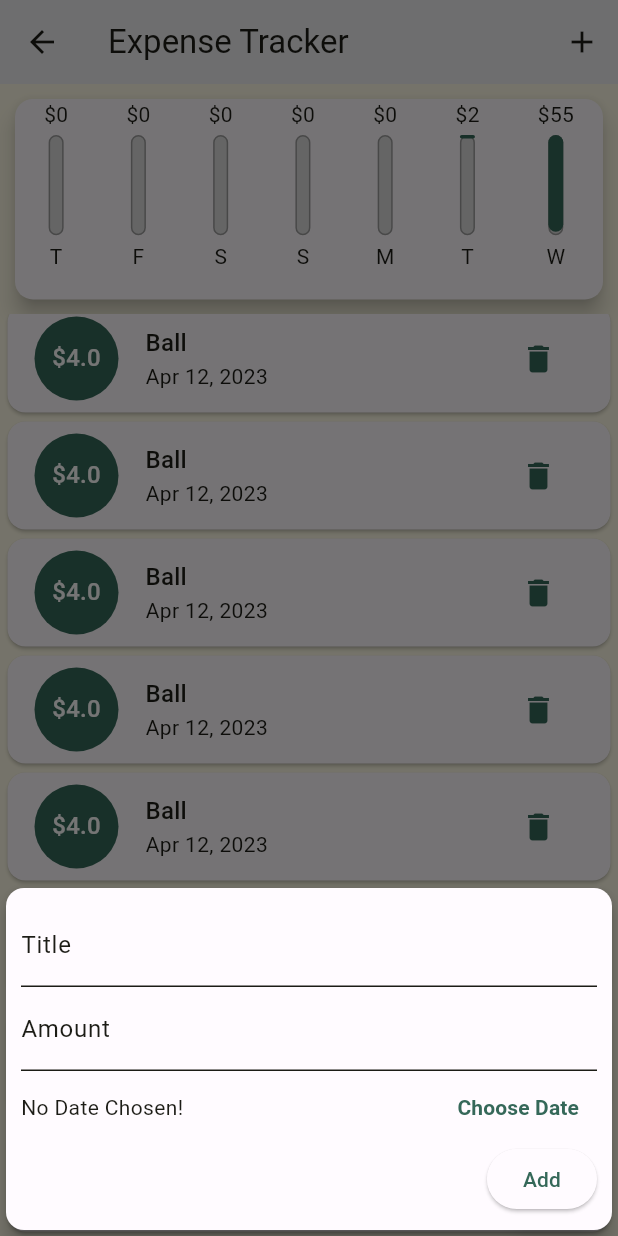
After one commit to sibanjar/flutter-3-learn, a Flutter app: the ExpenseTracker screen opened directly, scrolled down 576 dp, after a tap on the "delete" icon, after a tap on the "add" icon, on a phone screen of 412 x 824 dp. The commit adds this screen. Run offline on Flutter 3.47's test engine with Material 2 defaults, Android fonts, the phone set to English and light mode, and no system bars; our stand-ins replace material_color_utilities, rxdart, sqflite, url_launcher_web; accounts and stored records are empty.

Commit message:
add expense tracker

```diff
--- /dev/null
+++ b/lib/screens/expense_tracker/expense_tracker.dart
@@ -0,0 +1,141 @@
+import 'dart:io';
+import 'dart:math';
+import 'package:flutter/material.dart';
+import 'package:flutter/services.dart';
+import 'package:flutter_learn_377/screens/expense_tracker/widgets/chart.dart';
+import 'package:flutter_learn_377/screens/expense_tracker/widgets/new_transaction.dart';
+import 'package:flutter_learn_377/screens/expense_tracker/widgets/transaction_list.dart';
+import 'models/transaction.dart';
+import 'package:flutter/cupertino.dart';
+
+class ExpenseTracker extends StatefulWidget {
+  const ExpenseTracker({Key? key}) : super(key: key);
+
+  @override
+  State<ExpenseTracker> createState() => _ExpenseTrackerState();
+}
+
+class _ExpenseTrackerState extends State<ExpenseTracker> {
+  final List<Transaction> _userTransactions = [
+    Transaction(id: 't1', title: 'New shoes', amount: 2.00, date: DateTime.now().subtract(const Duration(days: 1))),
+    Transaction(id: 't2', title: 'Apple', amount: 3.00, date: DateTime.now()),
+    Transaction(id: 't3', title: 'Ball', amount: 4.00, date: DateTime.now()),
+    Transaction(id: 't4', title: 'Ball', amount: 4.00, date: DateTime.now()),
+    Transaction(id: 't5', title: 'Ball', amount: 4.00, date: DateTime.now()),
+    Transaction(id: 't6', title: 'Ball', amount: 4.00, date: DateTime.now()),
+    Transaction(id: 't7', title: 'Ball', amount: 4.00, date: DateTime.now()),
+    Transaction(id: 't8', title: 'Ball', amount: 4.00, date: DateTime.now()),
+    Transaction(id: 't9', title: 'Ball', amount: 4.00, date: DateTime.now()),
+    Transaction(id: 't10', title: 'Ball', amount: 4.00, date: DateTime.now()),
+    Transaction(id: 't11', title: 'Ball', amount: 4.00, date: DateTime.now()),
+    Transaction(id: 't12', title: 'Ball', amount: 4.00, date: DateTime.now()),
+    Transaction(id: 't13', title: 'Ball', amount: 4.00, date: DateTime.now()),
+    Transaction(id: 't14', title: 'Ball', amount: 4.00, date: DateTime.now()),
+    Transaction(id: 't15', title: 'Ball', amount: 4.00, date: DateTime.now()),
+    Transaction(id: 't16', title: 'Ball', amount: 4.00, date: DateTime.now()),
+  ];
+
+  Iterable<Transaction> get _recentTransactions {
+    return _userTransactions.where((tx) {
+      return tx.date.isAfter(
+          DateTime.now().subtract(
+              const Duration(days: 7),
+          ),
+      );
+    });
+  }
+
+  void _addNewTransaction(String title, double amount,DateTime date){
+    final newTransaction = Transaction(
+        id: Random.secure().toString(),
+        title: title,
+        amount: amount,
+        date: date);
+    setState(() {
+      _userTransactions.add(newTransaction);
+    });
+  }
+
+  startAddNewTransaction(BuildContext ctx){
+    showModalBottomSheet(
+      backgroundColor: Colors.transparent,
+        context: ctx,
+        builder: (bCtx){
+          return GestureDetector(
+              onTap: (){},
+              behavior: HitTestBehavior.opaque,
+              child: NewTransaction(_addNewTransaction));
+        }
+    );
+  }
+
+  void _deleteTransaction(String id){
+    setState(() {
+      _userTransactions.removeWhere((element){
+        return element.id == id;
+      });
+    });
+  }
+
+  @override
+  Widget build(BuildContext context) {
+    var isPortrait = MediaQuery.of(context).orientation == Orientation.portrait;
+    final iosAppBar = CupertinoNavigationBar(
+      middle: const Text('Expense Tracker'),
+      trailing: Row(
+        mainAxisSize: MainAxisSize.min,
+        children: <Widget>[
+          GestureDetector(
+            onTap: ()=>startAddNewTransaction(context),
+            child: const Icon(CupertinoIcons.add),
+          )
+        ],
+      ),
+    );
+    final appBar  = AppBar(
+      title: const Text('Expense Tracker'),
+      actions: [
+        IconButton(
+            onPressed: ()=>startAddNewTransaction(context),
+            icon: const Icon(Icons.add))
+      ],
+    );
+
+    final appBody = SafeArea(child: isPortrait?
+    SizedBox(
+      child: Column(
+        children: <Widget>[
+          SizedBox(height: (MediaQuery.of(context).size.height -
+              appBar.preferredSize.height - MediaQuery.of(context).padding.top)*0.20,
+              child: Chart(_recentTransactions)),
+          SizedBox(height: (MediaQuery.of(context).size.height -
+              appBar.preferredSize.height - MediaQuery.of(context).padding.top)*0.80,
+              child: TransactionList(_userTransactions,_deleteTransaction))
+        ],
+      ),
+    ):Row(
+      children: <Widget>[
+        SizedBox(width: MediaQuery.of(context).size.width*0.5,
+            child: Chart(_recentTransactions)),
+        SizedBox(width: MediaQuery.of(context).size.width*0.5,
+            child: TransactionList(_userTransactions,_deleteTransaction))
+      ],
+    ) );
+
+
+    return Platform.isIOS?
+    CupertinoPageScaffold(
+        navigationBar: iosAppBar,
+        child: appBody,
+    ) :
+    Scaffold(
+      appBar: appBar,
+      body: appBody,
+      // floatingActionButtonLocation: FloatingActionButtonLocation.centerDocked,
+      floatingActionButton: Platform.isIOS? Container() :FloatingActionButton(
+        onPressed: ()=>startAddNewTransaction(context),
+        child: const Icon(Icons.add),
+      ),
+    );
+  }
+}
--- /dev/null
+++ b/lib/screens/expense_tracker/models/transaction.dart
@@ -0,0 +1,14 @@
+
+class Transaction {
+  final String id;
+  final String title;
+  final double amount;
+  final DateTime date;
+
+  Transaction({
+    required this.id,
+    required this.title,
+    required this.amount,
+    required this.date,
+});
+}
--- /dev/null
+++ b/lib/screens/expense_tracker/widgets/adaptive_flat_button.dart
@@ -0,0 +1,22 @@
+import 'package:flutter/cupertino.dart';
+import 'package:flutter/material.dart';
+import 'dart:io';
+
+class AdaptiveFlatButton extends StatelessWidget {
+  final String text;
+  final VoidCallback handler;
+
+  const AdaptiveFlatButton(this.text,this.handler, {super.key});
+
+  @override
+  Widget build(BuildContext context) {
+    return  Platform.isIOS ?
+      CupertinoButton(
+        onPressed: handler,
+        child:  Text(text))
+        : ElevatedButton(
+        onPressed: handler,
+        child: Text(text)
+    );
+  }
+}
--- /dev/null
+++ b/lib/screens/expense_tracker/widgets/chart.dart
@@ -0,0 +1,66 @@
+import 'package:flutter/material.dart';
+import 'package:flutter_learn_377/screens/expense_tracker/widgets/chart_bar.dart';
+import '../models/transaction.dart';
+import 'package:intl/intl.dart';
+
+class Chart extends StatelessWidget {
+  final Iterable<Transaction> recentTransactions;
+
+  const Chart(this.recentTransactions, {super.key});
+
+  List<Map<String,Object>> get groupedTransactionValues {
+    return List.generate(7, (index) {
+      final weekDay = DateTime.now().subtract(Duration(days: index));
+      double totalSum = 0.0;
+
+      for (var tx in recentTransactions){
+        if(tx.date.day == weekDay.day &&
+        tx.date.month == weekDay.month &&
+        tx.date.year == weekDay.year){
+          totalSum += tx.amount;
+        }
+      }
+
+      return {
+        'day': DateFormat.E().format(weekDay).substring(0,1),
+        'amount':totalSum,
+      };
+    }).reversed.toList();
+  }
+
+  double get totalSpending {
+    return groupedTransactionValues.fold(0.0, (sum, item){
+      return sum + (item['amount'] as double) ;
+    });
+  }
+
+  @override
+  Widget build(BuildContext context) {
+    return Card(
+      elevation: 6,
+      margin: const EdgeInsets.all(10.0),
+      child: Row(
+        mainAxisAlignment: MainAxisAlignment.spaceAround,
+        children: buildList()
+        ),
+    );
+  }
+
+  buildList() {
+    List<Widget> list = <Widget>[];
+
+    for (var data in groupedTransactionValues) {
+      { //chartBars list with info
+    list.add(Flexible(
+      fit: FlexFit.loose,
+      child: ChartBar(
+          data['day'].toString(),
+          data['amount'] as double,
+          totalSpending == 0.0 ? 0.0:
+          (data['amount'] as double) / totalSpending),
+    ));
+    }
+    }
+    return list;
+  }
+}
--- /dev/null
+++ b/lib/screens/expense_tracker/widgets/chart_bar.dart
@@ -0,0 +1,50 @@
+import 'package:flutter/material.dart';
+
+class ChartBar extends StatelessWidget {
+  final String label;
+  final double spending;
+  final double spendingPctOfTotal;
+
+  const ChartBar(this.label,this.spending,this.spendingPctOfTotal, {super.key});
+
+  @override
+  Widget build(BuildContext context) {
+    var isPortrait = MediaQuery.of(context).orientation == Orientation.portrait;
+    return LayoutBuilder(builder: (ctx,constrains){
+      return Column(
+        children: <Widget>[
+          Text('\$${spending.toStringAsFixed(0)}'),
+          const SizedBox(
+            height: 4.0,
+          ),
+          SizedBox(
+            height: constrains.maxHeight * (isPortrait?0.5:0.8),
+            width: 10.0,
+            child: Stack(
+              children: <Widget>[
+                Container(
+                  decoration: BoxDecoration(
+                      border: Border.all(color:Colors.grey,width:1.0),
+                      color: const Color.fromRGBO(220, 220, 220,1),
+                      borderRadius: BorderRadius.circular(20.0)
+                  ),
+                ),
+                FractionallySizedBox(
+                  heightFactor: spendingPctOfTotal,
+                  child: Container(
+                    decoration: BoxDecoration(
+                        color: Theme.of(context).primaryColor,
+                        borderRadius: BorderRadius.circular(20.0)
+                    ),
+                  ),
+                )
+              ],
+            ),
+          ),
+          const SizedBox(height: 4.0,),
+          Text(label),
+        ],
+      );
+    });
+  }
+}
--- /dev/null
+++ b/lib/screens/expense_tracker/widgets/new_transaction.dart
@@ -0,0 +1,94 @@
+import 'package:flutter/cupertino.dart';
+import 'package:flutter/material.dart';
+import 'package:flutter_learn_377/screens/expense_tracker/widgets/adaptive_flat_button.dart';
+import 'package:intl/intl.dart';
+
+class NewTransaction extends StatefulWidget {
+  final Function addTransaction;
+
+  const NewTransaction(this.addTransaction, {super.key});
+
+  @override
+  State<NewTransaction> createState() => _NewTransactionState();
+}
+
+class _NewTransactionState extends State<NewTransaction> {
+  final _titleController = TextEditingController();
+  final _amountController = TextEditingController();
+  DateTime? _selectedDate;
+
+  @override
+  Widget build(BuildContext context) {
+
+    void submitTransaction(){
+      final enteredTitle = _titleController.text;
+      final enteredAmount = double.parse(_amountController.text);
+
+      if(enteredTitle.isEmpty || enteredAmount <=0 || _selectedDate == null){
+       return;
+      }
+      // widget only available in stateful
+      // widget is special property that gives access to the context of your Widget
+      widget.addTransaction(enteredTitle,enteredAmount,_selectedDate);
+      // close bottom sheet
+      Navigator.of(context).pop();
+    }
+
+    void presentDatePicker(){
+      showDatePicker(
+          context: context,
+          initialDate: _selectedDate != null ? _selectedDate! : DateTime.now(),
+          firstDate: DateTime(2023),
+          lastDate: DateTime.now()
+      ).then((value){
+        if(value == null){
+          return;
+        }
+        setState(() {
+          _selectedDate = value;
+        });
+      });
+    }
+
+    return SingleChildScrollView(
+      child: Card(
+        elevation: 5,
+        child: Container(
+          padding: EdgeInsets.only(
+            top: 10,
+            left: 10,
+            right: 10,
+            bottom: MediaQuery.of(context).viewInsets.bottom + 10,
+          ),
+          child: Column(
+            crossAxisAlignment: CrossAxisAlignment.end,
+            children: <Widget>[
+              TextField(
+                decoration: const InputDecoration(labelText: 'Title'),
+                controller: _titleController,
+                onSubmitted: (_)=>submitTransaction(),
+              ),
+              TextField(
+                keyboardType: TextInputType.number,
+                decoration: const InputDecoration(labelText: 'Amount'),
+                controller: _amountController,
+                onSubmitted: (_)=>submitTransaction(),
+              ),
+              Row(
+                  mainAxisAlignment : MainAxisAlignment.spaceBetween,
+                children: <Widget>[
+                  Text(_selectedDate == null ?'No Date Chosen!' : DateFormat.yMd().format(_selectedDate!)),
+                  TextButton(
+                    onPressed: presentDatePicker,
+                    child: const Text('Choose Date',style: TextStyle(fontWeight: FontWeight.bold),),
+                  ),
+                ],
+              ),
+              AdaptiveFlatButton('Add', submitTransaction)
+            ],
+          ),
+        ),
+      ),
+    );
+  }
+}
--- /dev/null
+++ b/lib/screens/expense_tracker/widgets/transaction_list.dart
@@ -0,0 +1,65 @@
+import 'package:flutter/material.dart';
+import 'package:path/path.dart';
+import '../models/transaction.dart';
+import 'package:intl/intl.dart';
+
+class TransactionList extends StatelessWidget {
+  final List<Transaction> transactions;
+  final Function _deleteTransaction;
+  // transaction is parameter passed.
+  const TransactionList(this.transactions,this._deleteTransaction, {super.key});
+
+  @override
+  Widget build(BuildContext context) {
+    return ListView.builder(
+          shrinkWrap: true,
+          itemCount: transactions.length,
+          itemBuilder: (context,index){
+            return buildListTile(context,index);
+            return buildCard(index);
+          },
+    );
+  }
+
+  buildListTile(BuildContext context,int index){
+    return Card(
+      margin: const EdgeInsets.symmetric(vertical: 3,horizontal: 5),
+      child: ListTile(
+        leading: CircleAvatar(
+          radius: 30.0,
+            child: Padding(
+              padding: const EdgeInsets.all(6.0),
+              child: FittedBox(
+                child: Text('\$${transactions[index].amount}'),
+              ),
+            ),
+        ),title: Text(transactions[index].title,style: Theme.of(context).textTheme.titleMedium,),
+        subtitle: Text(DateFormat.yMMMd().format(transactions[index].date)),
+        trailing: IconButton(
+          icon: Icon(Icons.delete,color: Theme.of(context).primaryColor,),
+          onPressed: () {
+            _deleteTransaction(transactions[index].id);
+          },),
+      ),
+    );
+  }
+
+  buildCard(int index){
+    return Card(
+      child: Row(
+        children: <Widget>[
+          Container(
+            padding: const EdgeInsets.all(10.0),
+            child: Text('\$${transactions[index].amount}'),
+          ),
+          Column(
+            children: <Widget>[
+              Text(transactions[index].title),
+              Text(DateFormat.yMMMd().format(transactions[index].date)),
+            ],
+          )
+        ],
+      ),
+    );
+  }
+}
--- a/pubspec.yaml
+++ b/pubspec.yaml
@@ -36,6 +36,8 @@ dependencies:
   path: ^1.8.2
   http: ^0.13.5
   rxdart: ^0.27.7
+  realm: ^1.0.3
+  intl: ^0.18.0
 
   # The following adds the Cupertino Icons font to your application.
   # Use with the CupertinoIcons class for iOS style icons.
```
Also changed, not shown: lib/homepage.dart (+14 -0 lines), lib/main.dart (+15 -1 lines), lib/theme/theme.dart (+59 -2 lines), pubspec.lock, 5 other files.
